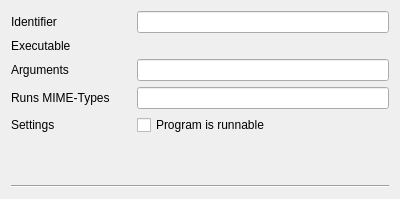
Old version of the form src/externalprogramwidget.ui in the repository kriana/SilVerPLuM.
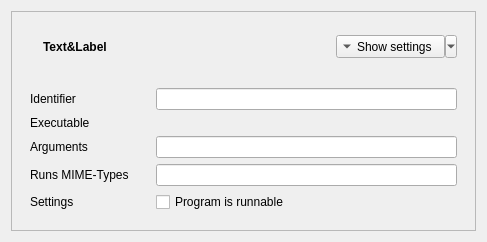
New version of the form. Icons and pictures are not drawn. Custom widgets are drawn as their Qt base class.

Commit message: * Implemented new system for handling external programs

```diff
--- a/src/externalprogramwidget.ui
+++ b/src/externalprogramwidget.ui
@@ -6,15 +6,89 @@
    <rect>
     <x>0</x>
     <y>0</y>
-    <width>400</width>
-    <height>199</height>
+    <width>487</width>
+    <height>242</height>
    </rect>
   </property>
   <property name="windowTitle">
    <string>Form</string>
   </property>
+  <property name="locale">
+   <locale language="English" country="UnitedStates"/>
+  </property>
+  <layout class="QVBoxLayout" name="verticalLayout_2">
+   <item>
+    <widget class="QFrame" name="frame">
+     <property name="frameShape">
+      <enum>QFrame::StyledPanel</enum>
+     </property>
+     <property name="frameShadow">
+      <enum>QFrame::Raised</enum>
+     </property>
   <layout class="QVBoxLayout" name="verticalLayout">
    <item>
+       <widget class="QWidget" name="widget" native="true">
+        <layout class="QHBoxLayout" name="horizontalLayout">
+         <item>
+          <widget class="QLabel" name="lblWarning">
+           <property name="text">
+            <string/>
+           </property>
+           <property name="pixmap">
+            <pixmap resource="resources.qrc">:/resources/icons/emblem-warning-16.png</pixmap>
+           </property>
+          </widget>
+         </item>
+         <item>
+          <widget class="QLabel" name="lblIdentifier">
+           <property name="font">
+            <font>
+             <weight>75</weight>
+             <bold>true</bold>
+            </font>
+           </property>
+           <property name="text">
+            <string>Text&amp;Label</string>
+           </property>
+          </widget>
+         </item>
+         <item>
+          <spacer name="horizontalSpacer">
+           <property name="orientation">
+            <enum>Qt::Horizontal</enum>
+           </property>
+           <property name="sizeHint" stdset="0">
+            <size>
+             <width>40</width>
+             <height>20</height>
+            </size>
+           </property>
+          </spacer>
+         </item>
+         <item>
+          <widget class="QToolButton" name="btnShowSettings">
+           <property name="text">
+            <string>Show settings</string>
+           </property>
+           <property name="checkable">
+            <bool>true</bool>
+           </property>
+           <property name="popupMode">
+            <enum>QToolButton::MenuButtonPopup</enum>
+           </property>
+           <property name="toolButtonStyle">
+            <enum>Qt::ToolButtonTextBesideIcon</enum>
+           </property>
+           <property name="arrowType">
+            <enum>Qt::DownArrow</enum>
+           </property>
+          </widget>
+         </item>
+        </layout>
+       </widget>
+      </item>
+      <item>
+       <widget class="QWidget" name="expandingWidget" native="true">
     <layout class="QFormLayout" name="formLayout_2">
      <item row="0" column="0">
       <widget class="QLabel" name="label">
@@ -25,12 +99,12 @@
         </size>
        </property>
        <property name="text">
-        <string>Identifier</string>
+            <string>&lt;html&gt;&lt;head/&gt;&lt;body&gt;&lt;p&gt;Identifier&lt;/p&gt;&lt;/body&gt;&lt;/html&gt;</string>
        </property>
       </widget>
      </item>
      <item row="0" column="1">
-      <widget class="QLineEdit" name="lineEdit"/>
+          <widget class="IdentifierLineEdit" name="programId"/>
      </item>
      <item row="1" column="0">
       <widget class="QLabel" name="label_2">
@@ -41,12 +115,12 @@
         </size>
        </property>
        <property name="text">
-        <string>Executable</string>
+            <string>&lt;html&gt;&lt;head/&gt;&lt;body&gt;&lt;p&gt;Executable&lt;/p&gt;&lt;/body&gt;&lt;/html&gt;</string>
        </property>
       </widget>
      </item>
      <item row="1" column="1">
-      <widget class="FileSelectorEdit" name="widget" native="true">
+          <widget class="FileSelectorEdit" name="programExecutable" native="true">
        <property name="sizePolicy">
         <sizepolicy hsizetype="Expanding" vsizetype="Preferred">
          <horstretch>0</horstretch>
@@ -55,34 +129,8 @@
        </property>
       </widget>
      </item>
-     <item row="2" column="0">
-      <widget class="QLabel" name="label_3">
-       <property name="minimumSize">
-        <size>
-         <width>120</width>
-         <height>0</height>
-        </size>
-       </property>
-       <property name="text">
-        <string>Arguments</string>
-       </property>
-      </widget>
-     </item>
      <item row="2" column="1">
-      <widget class="QLineEdit" name="lineEdit_2"/>
-     </item>
-     <item row="3" column="0">
-      <widget class="QLabel" name="label_5">
-       <property name="minimumSize">
-        <size>
-         <width>120</width>
-         <height>0</height>
-        </size>
-       </property>
-       <property name="text">
-        <string>Runs MIME-Types</string>
-       </property>
-      </widget>
+          <widget class="QLineEdit" name="programArguments"/>
      </item>
      <item row="3" column="1">
       <widget class="QLineEdit" name="lineEdit_3"/>
@@ -107,16 +155,47 @@
        </property>
       </widget>
      </item>
-    </layout>
-   </item>
-   <item>
-    <widget class="Line" name="line">
-     <property name="orientation">
-      <enum>Qt::Horizontal</enum>
-     </property>
+         <item row="3" column="0">
+          <widget class="QLabel" name="label_5">
+           <property name="minimumSize">
+            <size>
+             <width>120</width>
+             <height>0</height>
+            </size>
+           </property>
+           <property name="text">
+            <string>&lt;html&gt;&lt;head/&gt;&lt;body&gt;&lt;p&gt;Runs MIME-Types&lt;/p&gt;&lt;/body&gt;&lt;/html&gt;</string>
+           </property>
+          </widget>
+         </item>
+         <item row="2" column="0">
+          <widget class="QLabel" name="label_3">
+           <property name="minimumSize">
+            <size>
+             <width>120</width>
+             <height>0</height>
+            </size>
+           </property>
+           <property name="text">
+            <string>&lt;html&gt;&lt;head/&gt;&lt;body&gt;&lt;p&gt;Arguments&lt;/p&gt;&lt;/body&gt;&lt;/html&gt;</string>
+           </property>
     </widget>
    </item>
   </layout>
+       </widget>
+      </item>
+     </layout>
+    </widget>
+   </item>
+  </layout>
+  <action name="actionRemove">
+   <property name="icon">
+    <iconset theme="list-remove"/>
+   </property>
+   <property name="text">
+    <string>Remove entry</string>
+   </property>
+  </action>
  </widget>
  <customwidgets>
   <customwidget>
@@ -125,6 +204,11 @@
    <header>fileselectoredit.h</header>
    <container>1</container>
   </customwidget>
+  <customwidget>
+   <class>IdentifierLineEdit</class>
+   <extends>QLineEdit</extends>
+   <header>identifierlineedit.h</header>
+  </customwidget>
  </customwidgets>
  <resources/>
  <connections/>
```
Left out of the diff: 8 changed lines with no effect on the pictures. Lines whose indentation alone changed are shown as unchanged. The commit also changes 13 other files.
